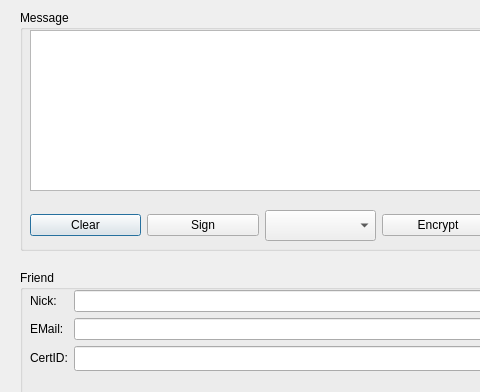
The window that qt/assistantdialog.ui (bitbaba/bitmail) describes before a commit, drawn with Qt 5; both pictures show x 0 to 480 and y 0 to 392 of the 630 by 700 pixel window.
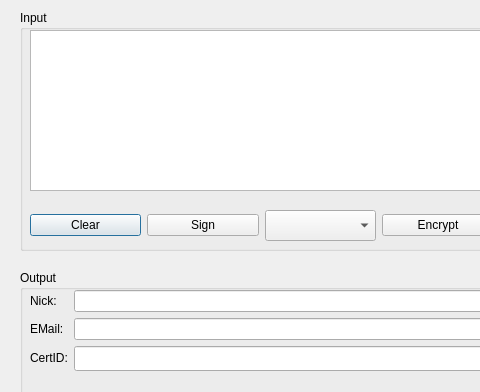
The same window after the commit.

Commit message: qt: assistant interactive with clipboard;

```diff
--- a/qt/assistantdialog.ui
+++ b/qt/assistantdialog.ui
@@ -47,7 +47,7 @@
     </rect>
    </property>
    <property name="title">
-    <string>Message</string>
+    <string>Input</string>
    </property>
    <widget class="QTextEdit" name="txtInput">
     <property name="geometry">
@@ -126,7 +126,7 @@
     </rect>
    </property>
    <property name="title">
-    <string>Friend</string>
+    <string>Output</string>
    </property>
    <widget class="QWidget" name="formLayoutWidget">
     <property name="geometry">
```
The commit also changes 2 other files.
